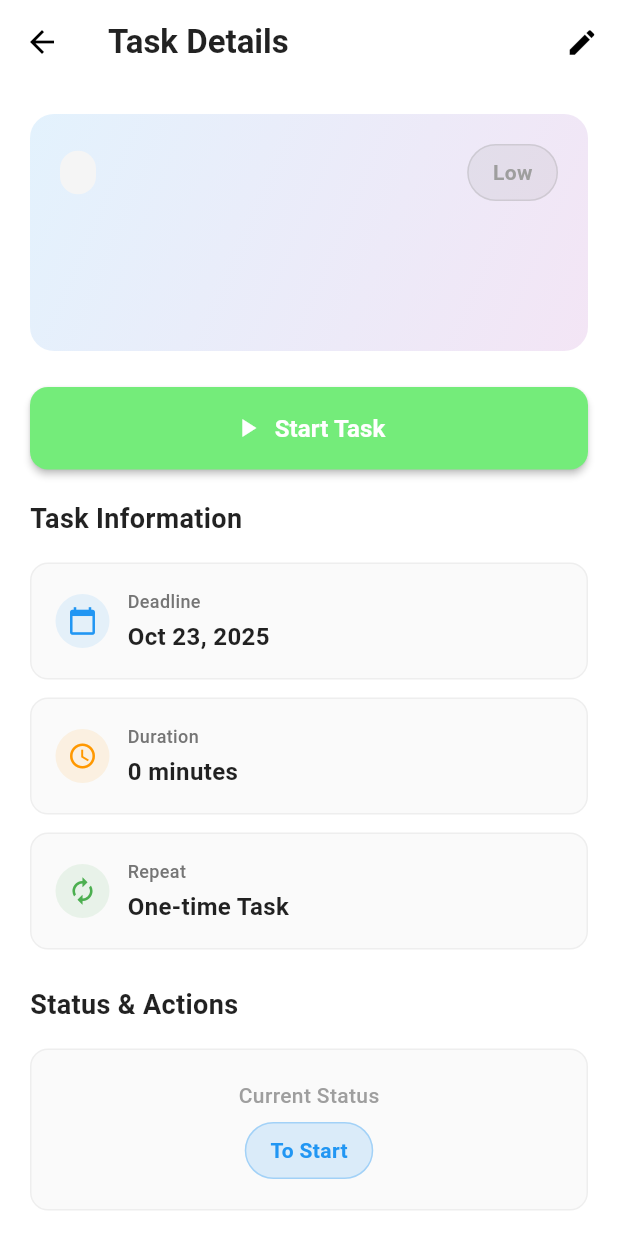
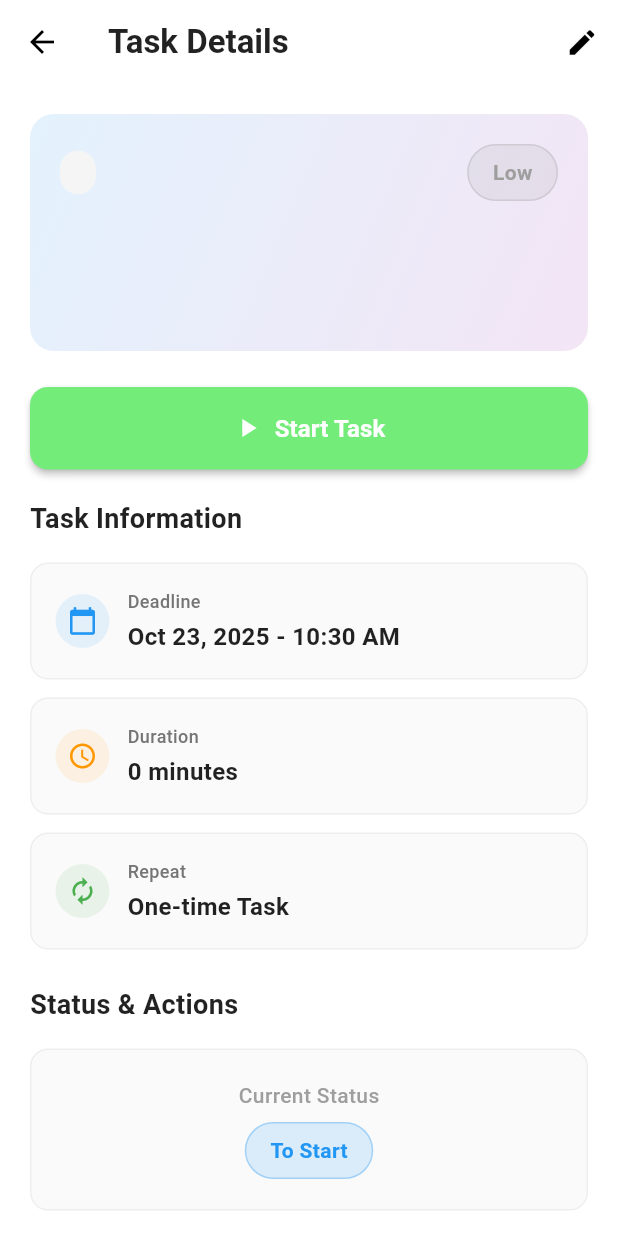
Before and after one commit to Nabeel0146/task-haura, a Flutter app: the TaskDetailScreen screen opened directly with empty values, on a phone screen of 412 x 824 dp. Run offline on Flutter 3.47's test engine with Material 3 defaults, Android fonts, the phone set to English and light mode, and no system bars; our stand-ins replace cached_network_image, cloud_firestore, firebase_ai, firebase_auth, firebase_core, percent_indicator and 1 more; missing offline and left inert: voice_to_text; accounts and stored records are empty.

Commit message:
googel calendar adde, not working in emulator

```diff
--- a/lib/screens/taskdetail.dart
+++ b/lib/screens/taskdetail.dart
@@ -3,10 +3,12 @@ import 'package:intl/intl.dart';
 import 'package:taskhaura/models/task.dart';
 import 'package:taskhaura/ai/ai_chatscreen.dart';
 import 'package:cloud_firestore/cloud_firestore.dart';
+import 'package:taskhaura/services/calendar_deeplink.dart';
+
 
 class TaskDetailScreen extends StatefulWidget {
   final Task task;
-  final VoidCallback? onTaskUpdated; // Callback to refresh parent
+  final VoidCallback? onTaskUpdated;
 
   const TaskDetailScreen({
     super.key,
@@ -21,13 +23,60 @@ class TaskDetailScreen extends StatefulWidget {
 class _TaskDetailScreenState extends State<TaskDetailScreen> {
   late Task _currentTask;
   final FirebaseFirestore _firestore = FirebaseFirestore.instance;
+  final DeepLinkCalendarService _calendarService = DeepLinkCalendarService();
   bool _isUpdating = false;
+  bool _isAddingToCalendar = false;
 
   @override
   void initState() {
     super.initState();
     _currentTask = widget.task;
     _checkAndUpdateOverdueStatus();
+  }
+
+  /* --------------------------------------------------------------- */
+  /*  Add to Google Calendar Functionality                           */
+  /* --------------------------------------------------------------- */
+  Future<void> _addToGoogleCalendar() async {
+    if (_isAddingToCalendar) return;
+
+    setState(() {
+      _isAddingToCalendar = true;
+    });
+
+    try {
+      final success = await _calendarService.addTaskToCalendar(_currentTask);
+
+      if (success) {
+        ScaffoldMessenger.of(context).showSnackBar(
+          const SnackBar(
+            content: Text('Opening Google Calendar...'),
+            backgroundColor: Colors.green,
+            duration: Duration(seconds: 2),
+          ),
+        );
+      } else {
+        ScaffoldMessenger.of(context).showSnackBar(
+          const SnackBar(
+            content: Text('Failed to open Google Calendar'),
+            backgroundColor: Colors.red,
+            duration: Duration(seconds: 2),
+          ),
+        );
+      }
+    } catch (e) {
+      ScaffoldMessenger.of(context).showSnackBar(
+        SnackBar(
+          content: Text('Error: $e'),
+          backgroundColor: Colors.red,
+          duration: const Duration(seconds: 2),
+        ),
+      );
+    } finally {
+      setState(() {
+        _isAddingToCalendar = false;
+      });
+    }
   }
 
   /* --------------------------------------------------------------- */
@@ -46,18 +95,14 @@ class _TaskDetailScreenState extends State<TaskDetailScreen> {
           .doc(updatedTask.id)
           .update({'status': updatedTask.status.name});
 
-      // Update local state
       setState(() {
         _currentTask = updatedTask;
       });
 
-      // Notify parent if callback provided
       widget.onTaskUpdated?.call();
 
-      // Show success message
       _showStatusUpdateSnackbar(updatedTask.status);
     } catch (e) {
-      // Show error message
       ScaffoldMessenger.of(context).showSnackBar(
         SnackBar(
           content: Text('Failed to update task: $e'),
@@ -97,14 +142,12 @@ class _TaskDetailScreenState extends State<TaskDetailScreen> {
         newStatus = TaskStatus.done;
         break;
       case TaskStatus.done:
-        // If already done, no change
         return;
       case TaskStatus.skipped:
         newStatus = TaskStatus.toStart;
         break;
     }
 
-    // Update in Firebase
     _updateTaskInFirebase(_currentTask.copyWith(status: newStatus));
   }
 
@@ -154,7 +197,6 @@ class _TaskDetailScreenState extends State<TaskDetailScreen> {
   /*  Edit Task Functionality                                        */
   /* --------------------------------------------------------------- */
   void _handleEdit() {
-    // TODO: Implement edit functionality
     ScaffoldMessenger.of(context).showSnackBar(
       const SnackBar(
         content: Text('Edit functionality coming soon!'),
@@ -202,7 +244,6 @@ class _TaskDetailScreenState extends State<TaskDetailScreen> {
         ),
       );
 
-      // Navigate back after deletion
       Future.delayed(const Duration(milliseconds: 500), () {
         Navigator.of(context).pop();
       });
@@ -217,28 +258,27 @@ class _TaskDetailScreenState extends State<TaskDetailScreen> {
     }
   }
 
-  // ... (Keep all the existing UI methods: _tagColors, _priorityChip, _statusChip, etc.)
   /* --------------------------------------------------------------- */
   /*  TAG COLOR MAPPING                                              */
   /* --------------------------------------------------------------- */
   Map<String, Color> get _tagColors => const {
-    'Work': Color(0xFFFFF2E6),        // Soft orange
-    'Study': Color(0xFFE6F3FF),       // Soft blue
-    'Freelancing': Color(0xFFF0E6FF), // Soft purple
-    'Kitchen': Color(0xFFFFF0F0),     // Soft pink
-    'Parenting': Color(0xFFE6FFE6),   // Soft green
-    'Family': Color(0xFFFFF8E6),      // Soft peach
-    'Personal': Color(0xFFE6F7FF),    // Soft light blue
+    'Work': Color(0xFFFFF2E6),
+    'Study': Color(0xFFE6F3FF),
+    'Freelancing': Color(0xFFF0E6FF),
+    'Kitchen': Color(0xFFFFF0F0),
+    'Parenting': Color(0xFFE6FFE6),
+    'Family': Color(0xFFFFF8E6),
+    'Personal': Color(0xFFE6F7FF),
   };
 
   Map<String, Color> get _tagTextColors => const {
-    'Work': Color(0xFFCC6600),        // Dark orange
-    'Study': Color(0xFF0066CC),       // Dark blue
-    'Freelancing': Color(0xFF6633CC), // Dark purple
-    'Kitchen': Color(0xFFCC3366),     // Dark pink
-    'Parenting': Color(0xFF339933),   // Dark green
-    'Family': Color(0xFFCC9900),      // Dark peach
-    'Personal': Color(0xFF0099CC),    // Dark light blue
+    'Work': Color(0xFFCC6600),
+    'Study': Color(0xFF0066CC),
+    'Freelancing': Color(0xFF6633CC),
+    'Kitchen': Color(0xFFCC3366),
+    'Parenting': Color(0xFF339933),
+    'Family': Color(0xFFCC9900),
+    'Personal': Color(0xFF0099CC),
   };
 
   /* --------------------------------------------------------------- */
@@ -638,7 +678,6 @@ class _TaskDetailScreenState extends State<TaskDetailScreen> {
 
             if (_canUpdateStatus) const SizedBox(height: 20),
 
-            // ... (Keep the rest of your existing UI code)
             /* ----------------------------------------------------- */
             /*  TASK INFORMATION CARDS                               */
             /* ----------------------------------------------------- */
@@ -657,7 +696,7 @@ class _TaskDetailScreenState extends State<TaskDetailScreen> {
                 _infoCard(
                   Icons.calendar_today,
                   'Deadline',
-                  DateFormat('MMM d, yyyy').format(_currentTask.deadline ?? DateTime.now()),
+                  DateFormat('MMM d, yyyy - h:mm a').format(_currentTask.deadline ?? DateTime.now()),
                   iconColor: _isOverdue ? Colors.red : Colors.blue,
                 ),
                 const SizedBox(height: 12),
@@ -720,7 +759,7 @@ class _TaskDetailScreenState extends State<TaskDetailScreen> {
             const SizedBox(height: 20),
 
             /* ----------------------------------------------------- */
-            /*  ACTION BUTTONS                                       */
+            /*  ACTION BUTTONS - UPDATED WITH CALENDAR              */
             /* ----------------------------------------------------- */
             Row(
               children: [
@@ -735,6 +774,21 @@ class _TaskDetailScreenState extends State<TaskDetailScreen> {
                 const SizedBox(width: 12),
                 Expanded(
                   child: _ActionButton(
+                    icon: Icons.calendar_today,
+                    label: _isAddingToCalendar ? 'Adding...' : 'Add to Calendar',
+                    color: Colors.purple,
+                    onTap: _isUpdating || _isAddingToCalendar ? null : _addToGoogleCalendar,
+                  ),
+                ),
+              ],
+            ),
+
+            const SizedBox(height: 12),
+
+            Row(
+              children: [
+                Expanded(
+                  child: _ActionButton(
                     icon: Icons.edit,
                     label: 'Edit',
                     color: Colors.blue,
@@ -747,7 +801,7 @@ class _TaskDetailScreenState extends State<TaskDetailScreen> {
                     icon: Icons.delete,
                     label: 'Delete',
                     color: Colors.red,
-                    onTap: _isUpdating ? null : () => _handleDelete(),
+                    onTap: _isUpdating ? null : _handleDelete,
                   ),
                 ),
               ],
@@ -856,6 +910,7 @@ class _ActionButton extends StatelessWidget {
                 color: color.withOpacity(onTap == null ? 0.3 : 1.0),
                 fontWeight: FontWeight.w600,
               ),
+              textAlign: TextAlign.center,
             ),
           ],
         ),
--- a/pubspec.yaml
+++ b/pubspec.yaml
@@ -43,6 +43,9 @@ dependencies:
   cached_network_image: ^3.2.3
   percent_indicator: ^4.2.2
   voice_to_text: ^1.0.3
+  google_sign_in: ^6.0.0
+  googleapis: ^11.0.0
+  url_launcher: ^6.3.2
 
 dev_dependencies:
   flutter_test:
```
Also changed, not shown: lib/services/calendar_deeplink.dart (added, +145 -0 lines), pubspec.lock, 9 other files.
